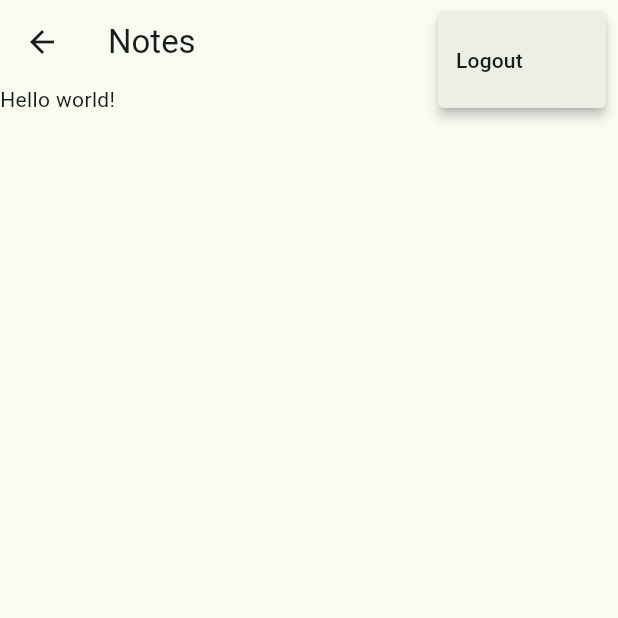
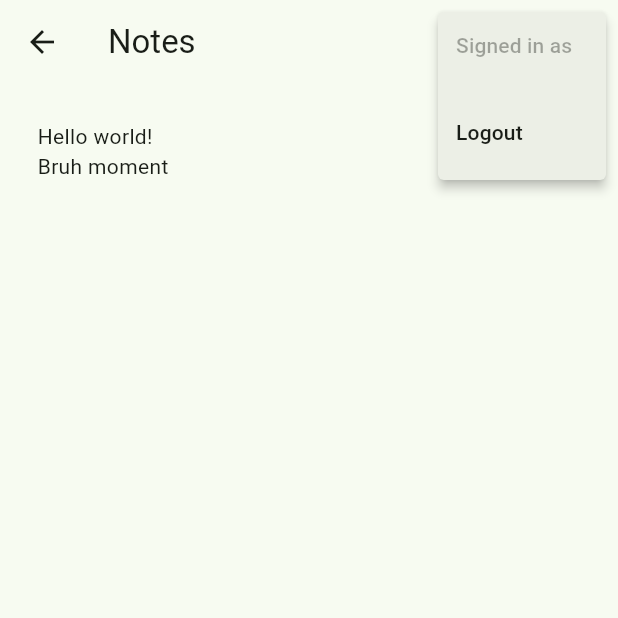
Before and after one commit to suasuasuasuasua/Notes, a Flutter app: the NotesView screen opened by its route, after a tap on the "more vert" icon, on a phone screen of 412 x 824 dp, the top half of it. Run offline on Flutter 3.47's test engine with Material 2 defaults, Android fonts, the phone set to English and light mode, and no system bars; our stand-ins replace firebase_auth, firebase_core; accounts and stored records are empty.

Commit message:
Show who is signed in in Notes view

```diff
--- a/lib/views/notes_view.dart
+++ b/lib/views/notes_view.dart
@@ -41,6 +41,11 @@ class _NotesViewState extends State<NotesView> {
             /// Define each of the items on the menu dropdown
             itemBuilder: (BuildContext context) {
               return [
+                PopupMenuItem<MenuAction>(
+                  enabled: false,
+                  child: Text(
+                      'Signed in as\n${FirebaseAuth.instance.currentUser?.email ?? ''}'),
+                ),
                 const PopupMenuItem<MenuAction>(
                   value: MenuAction.logout,
                   child: Text('Logout'),
@@ -50,7 +55,17 @@ class _NotesViewState extends State<NotesView> {
           )
         ],
       ),
-      body: const Text('Hello world!'),
+      body: const Padding(
+        padding: EdgeInsets.all(25.0),
+        child: Column(
+          mainAxisAlignment: MainAxisAlignment.start,
+          crossAxisAlignment: CrossAxisAlignment.start,
+          children: [
+            Text('Hello world!'),
+            Text('Bruh moment'),
+          ],
+        ),
+      ),
     );
   }
 }
--- a/lib/views/verify_email_view.dart
+++ b/lib/views/verify_email_view.dart
@@ -42,6 +42,9 @@ class _VerifyEmailViewState extends State<VerifyEmailView> {
                   },
                   child: const Text('Send email verification.'),
                 ),
+                const SizedBox(
+                  height: 15,
+                ),
                 TextButton(
                   onPressed: () async {
                     await FirebaseAuth.instance.signOut();
```
